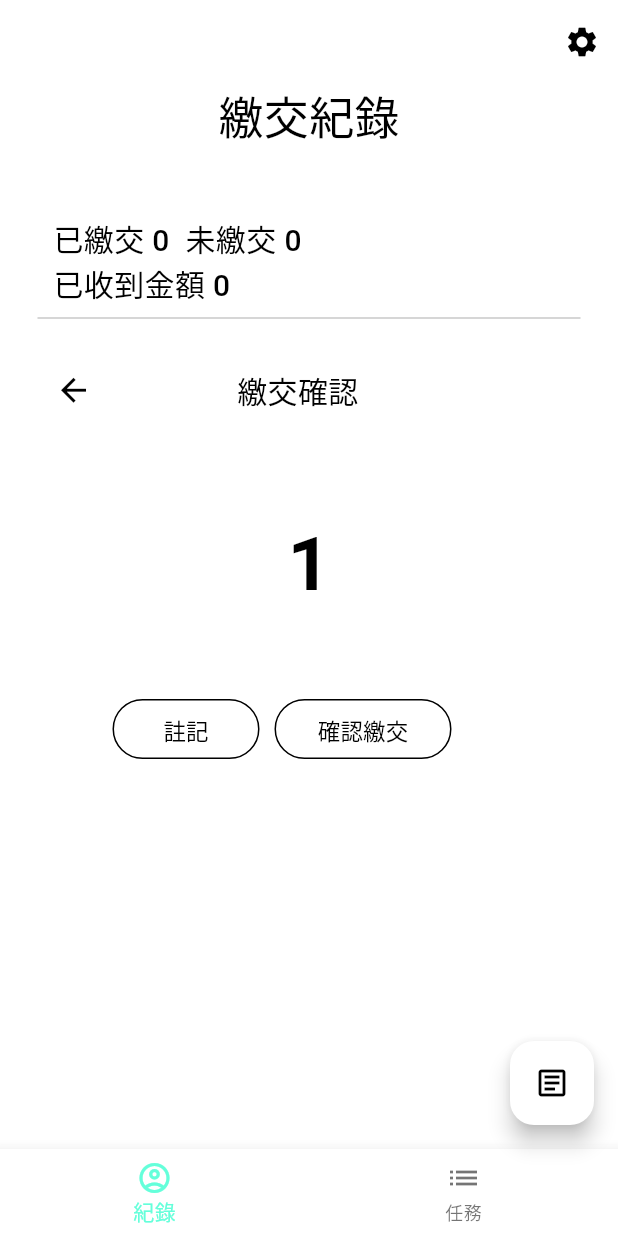
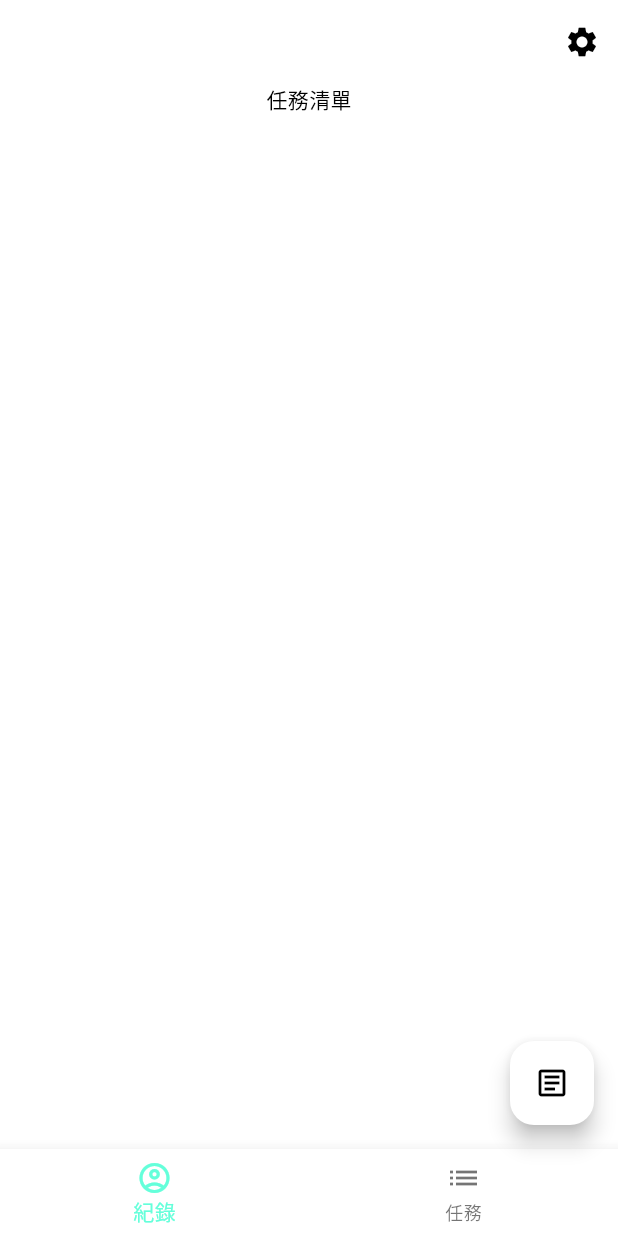
Before and after one commit to ivan17lai/class-recorder, a Flutter app: the screen it shows after launch, swiped to page 2, on a phone screen of 412 x 824 dp. Run offline on Flutter 3.47's test engine with Material 3 defaults, Android fonts, the phone set to English and light mode, and no system bars; our stand-ins replace shared_preferences; missing offline and left inert: dart:ffi.

Commit message:
add new page

```diff
--- /dev/null
+++ b/lib/caseList.dart
@@ -0,0 +1,23 @@
+import 'package:flutter/material.dart';
+import 'package:shared_preferences/shared_preferences.dart';
+import 'package:flutter/services.dart';
+
+class caseList extends StatefulWidget{
+
+  @override
+  _caseList createState(){
+    return _caseList();
+  }
+
+}
+
+class _caseList extends State<caseList>{
+
+  @override
+  Widget build(BuildContext context){
+    return Container(
+      child: Text('任務清單'),
+    );
+  }
+
+}
--- a/lib/main.dart
+++ b/lib/main.dart
@@ -1,13 +1,18 @@
 import 'package:flutter/material.dart';
 import 'package:class_recorder/class.dart' as classPage;
 import 'package:class_recorder/save.dart' as save;
-
+import 'package:flutter/services.dart';
+import 'package:class_recorder/caseList.dart' as caseList;
 
 //12:56
 void main() {
   save.saveSetup();
   runApp(appMain());
 }
+
+
+List<Widget> pageList = [page_record() , page_case()];
+int pageIndex = 0;
 
 class appMain extends StatelessWidget{
 
@@ -42,92 +47,54 @@ class _mainPage extends State<mainPage>{
 
   @override
   Widget build(BuildContext context){
-    int edCot = 0;
-    for(int i=0;i<classPage.classSit.length;i++){
-      if(classPage.classSit[i][1] == '1'){
-        edCot ++;
-      }
-    }
+    PageController controller = PageController();
+
     return Scaffold(
       appBar: AppBar(
         actions: [
           IconButton(
-              onPressed: (){},
+              onPressed: (){
+                HapticFeedback.heavyImpact();
+                setState(() {
+
+                });
+              },
               icon: Icon(Icons.settings),
           )
         ],
       ),
-      body: Column(
+      body:
+          PageView(
+            controller: controller,
+            children: [
+              pageList[0],
+              pageList[1],
+            ],
 
-        children: [
-          Text('繳交紀錄',style:TextStyle(fontSize: 30),),
-          SizedBox(
-            height: 20,
+
           ),
-          Container(
-            height: 550,
-            margin: EdgeInsets.all(25),
-            child: Column(
-              children: [
 
-                Row(
-                  children: [
-                    Text(
-                      '  已繳交 $edCot',
-                      style:TextStyle(
-                        fontSize: 20,
-                        fontWeight: FontWeight.w500,
-                      ),
-                    ),
-                    Text(
-                      '  未繳交 ${classPage.classSit.length-edCot}',
-                      style:TextStyle(
-                        fontSize: 20,
-                        fontWeight: FontWeight.w500,
-                      ),
-                    ),
-                  ],
-                ),
-
-                Row(
-                  children: [
-                    Text(
-                      '  已收到金額 ${edCot*315}',
-                      style:TextStyle(
-                        fontSize: 20,
-                        fontWeight: FontWeight.w500,
-                      ),
-                    ),
-                  ],
-                ),
-
-                Divider(
-                  color: Color.fromARGB(255, 200, 200, 200),
-                ),
-                SizedBox(
-                  height: 10,
-                ),
-                SizedBox(
-                  height: 450,
-                  child: classPage.classPage(),
-                )
-
-              ],
-            )
-          )
-        ],
-      ),
       bottomNavigationBar: BottomNavigationBar(
         items: [
           BottomNavigationBarItem(
             icon: Icon(Icons.account_circle_outlined),
             label: '紀錄',
+
           ),
           BottomNavigationBarItem(
             icon: Icon(Icons.list),
             label: '任務',
           ),
         ],
+        currentIndex: pageIndex,
+        onTap: (index){
+          setState(() {
+            pageIndex = index;
+            controller.animateToPage(index,
+                duration: Duration(milliseconds: 500),
+                curve: Curves.fastEaseInToSlowEaseOut);
+          });
+        },
       ),
 
       floatingActionButton: FloatingActionButton(
@@ -182,3 +149,113 @@ class _mainPage extends State<mainPage>{
   }
 
 }
+
+class page_record extends StatefulWidget{
+
+  @override
+  _page_record createState(){
+    return _page_record();
+  }
+
+}
+
+class _page_record extends State<page_record>{
+
+  @override
+  Widget build(BuildContext context){
+
+    int edCot = 0;
+    for(int i=0;i<classPage.classSit.length;i++){
+      if(classPage.classSit[i][1] == '1'){
+        edCot++;
+      }
+    }
+
+    return Column(
+
+      children: [
+        Text('繳交紀錄',style:TextStyle(fontSize: 30),),
+        SizedBox(
+          height: 20,
+        ),
+        Container(
+            height: 550,
+            margin: EdgeInsets.all(25),
+            child: Column(
+              children: [
+
+                Row(
+                  children: [
+                    Text(
+                      '  已繳交 $edCot',
+                      style:TextStyle(
+                        fontSize: 20,
+                        fontWeight: FontWeight.w500,
+                      ),
+                    ),
+                    Text(
+                      '  未繳交 ${classPage.classSit.length-edCot}',
+                      style:TextStyle(
+                        fontSize: 20,
+                        fontWeight: FontWeight.w500,
+                      ),
+                    ),
+                  ],
+                ),
+
+                Row(
+                  children: [
+                    Text(
+                      '  已收到金額 ${edCot*315}',
+                      style:TextStyle(
+                        fontSize: 20,
+                        fontWeight: FontWeight.w500,
+                      ),
+                    ),
+                  ],
+                ),
+
+                Divider(
+                  color: Color.fromARGB(255, 200, 200, 200),
+                ),
+                SizedBox(
+                  height: 10,
+                ),
+                SizedBox(
+                  height: 450,
+                  child: classPage.classPage(),
+                )
+
+              ],
+            )
+        )
+      ],
+    );
+  }
+
+}
+
+
+class page_case extends StatefulWidget{
+
+  @override
+  _page_case createState(){
+    return _page_case();
+  }
+
+}
+
+class _page_case extends State<page_case>{
+
+  @override
+  Widget build(BuildContext context){
+
+
+    return Column(
+      children: [
+        caseList.caseList(),
+      ],
+    );
+  }
+
+}
--- a/pubspec.yaml
+++ b/pubspec.yaml
@@ -19,7 +19,7 @@ publish_to: 'none' # Remove this line if you wish to publish to pub.dev
 version: 1.0.0+1
 
 environment:
-  sdk: '>=3.2.3 <4.0.0'
+  sdk: '>=3.2.2 <4.0.0'
 
 # Dependencies specify other packages that your package needs in order to work.
 # To automatically upgrade your package dependencies to the latest versions
```
Also changed, not shown: lib/class.dart (+9 -7 lines), pubspec.lock, 4 other files.
